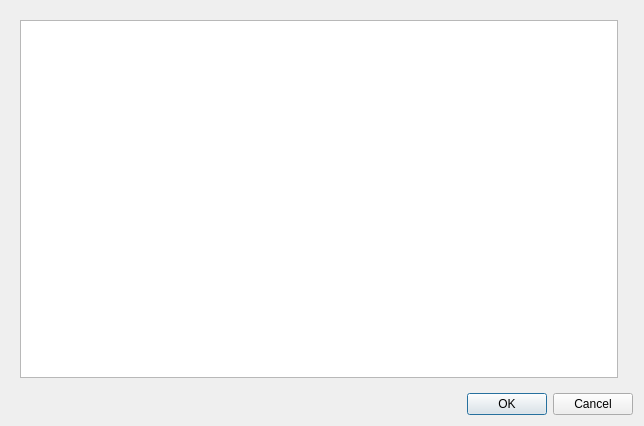
Qt form partselection.ui (libresilicon/qtflow) before a commit.
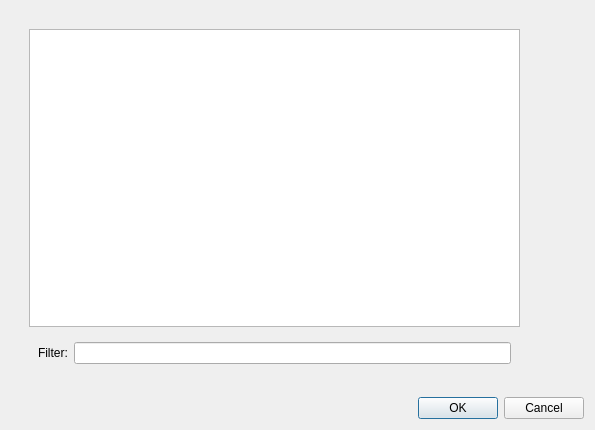
The same form after that commit.

Commit message: working on part selection inside schematics editor

```diff
--- a/partselection.ui
+++ b/partselection.ui
@@ -6,22 +6,51 @@
    <rect>
     <x>0</x>
     <y>0</y>
-    <width>644</width>
-    <height>426</height>
+    <width>595</width>
+    <height>430</height>
    </rect>
   </property>
   <property name="windowTitle">
    <string>Form</string>
   </property>
-  <layout class="QVBoxLayout" name="verticalLayout">
+  <layout class="QVBoxLayout" name="verticalLayout_2">
    <item>
     <widget class="QWidget" name="widget_2" native="true">
      <layout class="QHBoxLayout" name="horizontalLayout">
       <item>
-       <widget class="QListWidget" name="listWidget"/>
+       <widget class="QWidget" name="widget_3" native="true">
+        <layout class="QVBoxLayout" name="verticalLayout">
+         <item>
+          <widget class="QListWidget" name="partList"/>
+         </item>
+         <item>
+          <widget class="QWidget" name="widget_4" native="true">
+           <layout class="QFormLayout" name="formLayout">
+            <item row="1" column="1">
+             <widget class="QLineEdit" name="filter"/>
+            </item>
+            <item row="1" column="0">
+             <widget class="QLabel" name="label">
+              <property name="text">
+               <string>Filter:</string>
+              </property>
+             </widget>
+            </item>
+           </layout>
+          </widget>
+         </item>
+        </layout>
+       </widget>
       </item>
       <item>
-       <widget class="QWidget" name="widget" native="true"/>
+       <widget class="QWidget" name="shape" native="true">
+        <property name="minimumSize">
+         <size>
+          <width>40</width>
+          <height>40</height>
+         </size>
+        </property>
+       </widget>
       </item>
      </layout>
     </widget>
```
The commit also changes 5 other files.
